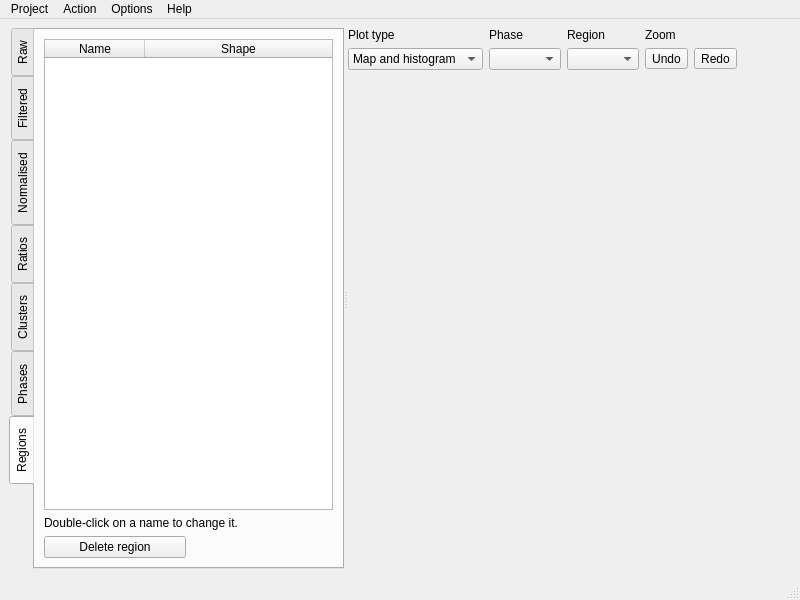
ianthomas23/QACD-quack, file src/resources/ui_main_window.ui: the form before one commit.
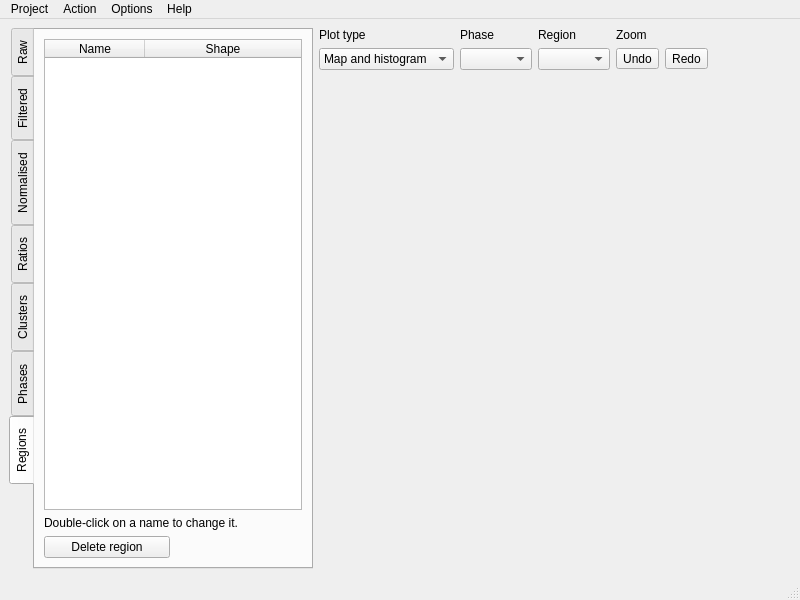
The form after the commit. Icons and pictures are not drawn. Custom widgets are drawn as their Qt base class.

Commit message: Corrected layout

Diff of the .ui file:
```diff
--- a/src/resources/ui_main_window.ui
+++ b/src/resources/ui_main_window.ui
@@ -20,22 +20,11 @@
   <widget class="QWidget" name="centralwidget">
    <layout class="QVBoxLayout" name="verticalLayout_2">
     <item>
-     <widget class="QSplitter" name="splitter">
-      <property name="sizePolicy">
-       <sizepolicy hsizetype="Expanding" vsizetype="Expanding">
-        <horstretch>0</horstretch>
-        <verstretch>0</verstretch>
-       </sizepolicy>
-      </property>
-      <property name="orientation">
-       <enum>Qt::Horizontal</enum>
-      </property>
-      <property name="childrenCollapsible">
-       <bool>false</bool>
-      </property>
+     <layout class="QHBoxLayout" name="hlayout" stretch="0,1">
+      <item>
       <widget class="QTabWidget" name="tabWidget">
        <property name="sizePolicy">
-        <sizepolicy hsizetype="Preferred" vsizetype="Expanding">
+         <sizepolicy hsizetype="Minimum" vsizetype="Expanding">
          <horstretch>0</horstretch>
          <verstretch>0</verstretch>
         </sizepolicy>
@@ -714,7 +703,8 @@
         </layout>
        </widget>
       </widget>
-      <widget class="QWidget" name="layoutWidget">
+      </item>
+      <item>
        <layout class="QVBoxLayout" name="rightVerticalLayout">
         <item>
          <layout class="QHBoxLayout" name="topRightHorizontalLayout">
@@ -871,8 +861,8 @@
          </widget>
         </item>
        </layout>
-      </widget>
-     </widget>
+      </item>
+     </layout>
     </item>
    </layout>
   </widget>
```
Lines whose indentation alone changed are shown as unchanged. The commit also changes 2 other files.
